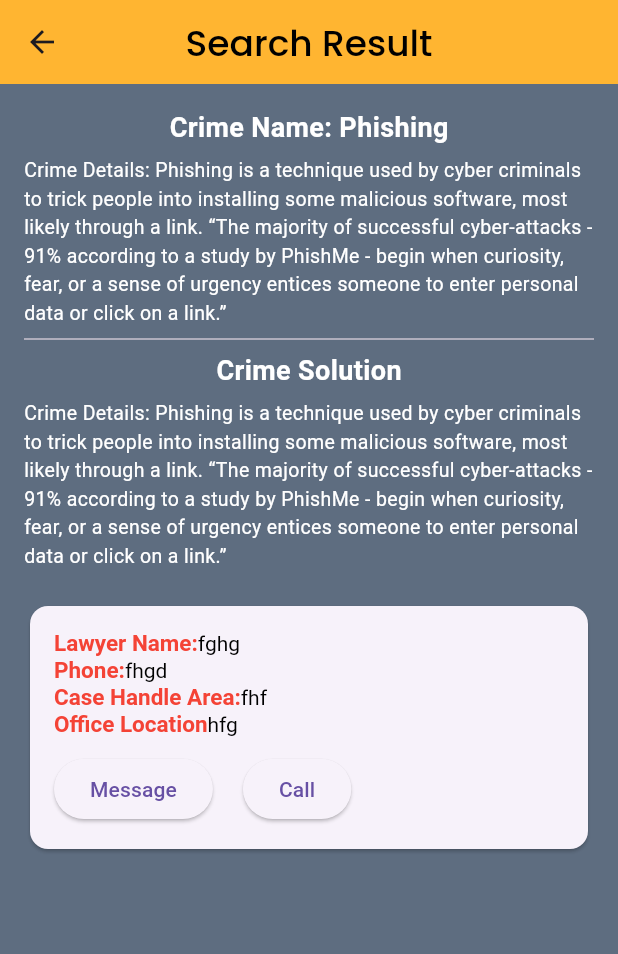
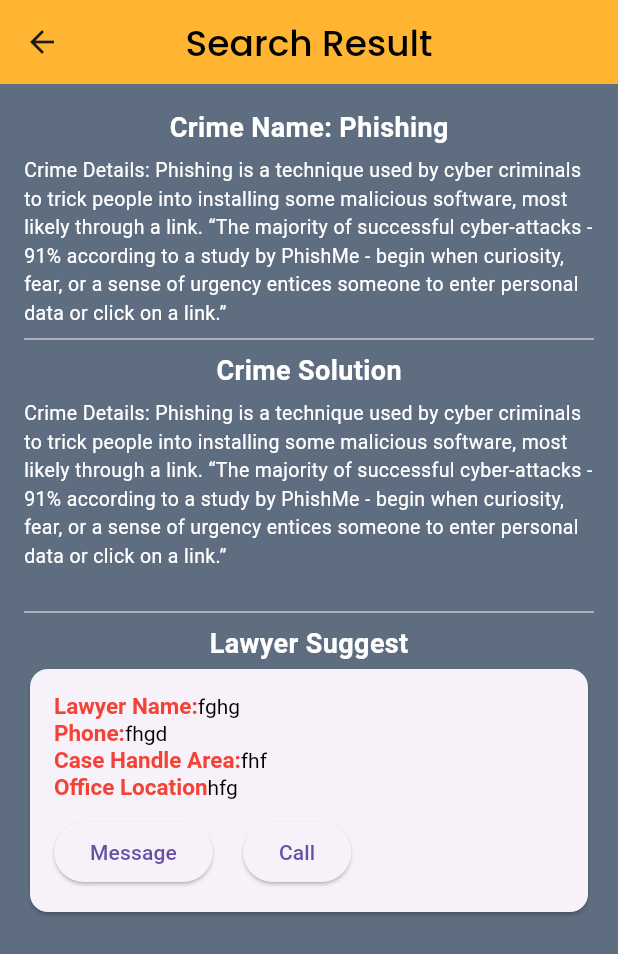
Before and after one commit to abdurrakibrafi/lawer_finder, a Flutter app: the SearchScreen screen opened directly, on a phone screen of 412 x 824 dp. Shown: the top 954 px of the screen. Run offline on Flutter 3.47's test engine with Material 3 defaults, Android fonts, the light colour scheme and no system bars; our stand-ins replace cloud_firestore, firebase_auth, firebase_core, flashy_tab_bar2, fluttertoast, get and 4 more; accounts and stored records are empty.

Commit message:
lawer list

```diff
--- a/lawer_finder/lib/views/search screen/search_screen.dart
+++ b/lawer_finder/lib/views/search screen/search_screen.dart
@@ -72,6 +72,17 @@ class _SearchScreenState extends State<SearchScreen> {
               ),
             ),
             SizedBox(height: 20),
+            Divider(),
+            Center(
+              child: Text(
+                'Lawyer Suggest',
+                style: TextStyle(
+                  fontSize: 18,
+                  fontWeight: FontWeight.bold,
+                  color: Colors.white,
+                ),
+              ),
+            ),
             Card(
               child: Padding(
                 padding: const EdgeInsets.all(16.0),
```
